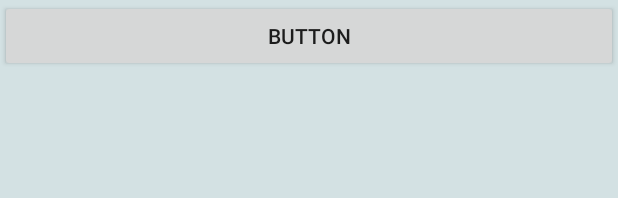
After one commit to EricSumStu/ERooms-June17, an Android app: the layout features.xml on its own in the app's theme, with its tools: preview values and no code run, on a phone screen of 412 x 824 dp. The commit adds this screen. Shown: the top 198 px of the screen. Run offline under Robolectric (Android 15) with nearby library versions, the phone set to English and light mode, and no system bars.

Commit message:
Added new activity + layout for new features screen

```diff
--- a/app/src/main/AndroidManifest.xml
+++ b/app/src/main/AndroidManifest.xml
@@ -24,11 +24,8 @@
             </intent-filter>
         </activity>
         <activity android:name=".map.Maps">
-            <intent-filter>
-                <action android:name="android.intent.action.MAIN" />
-                <category android:name="android.intent.category.LAUNCHER" />
-            </intent-filter>
         </activity>
+        <activity android:name=".FeatureList.initialfeatures"></activity>
     </application>
 
 </manifest>
--- /dev/null
+++ b/app/src/main/res/layout/features.xml
@@ -0,0 +1,11 @@
+<?xml version="1.0" encoding="utf-8"?>
+<LinearLayout xmlns:android="http://schemas.android.com/apk/res/android"
+    android:orientation="vertical" android:layout_width="match_parent"
+    android:layout_height="match_parent">
+
+    <Button
+        android:id="@+id/button"
+        android:layout_width="match_parent"
+        android:layout_height="wrap_content"
+        android:text="Button" />
+</LinearLayout>
--- a/app/src/main/res/values/strings.xml
+++ b/app/src/main/res/values/strings.xml
@@ -3,7 +3,7 @@
     <string name="Header">Search by Zone</string>
     <string name="Button1">Map of Campus</string>
     <string name="textview1">List of Rooms</string>
-    <string name="Button3">Free Rooms</string>
+    <string name="Button3">Room Features</string>
 
     <string name="LarsMagnus">Lars Magnus</string>
     <string name="Reykjavik">Reykjavik</string>
```
Also changed, not shown: app/src/main/java/com/example/eowemcn/myapplication/FeatureList/initialfeatures.java (added, +16 -0 lines), app/src/main/java/com/example/eowemcn/myapplication/initialui.java (+25 -6 lines).
